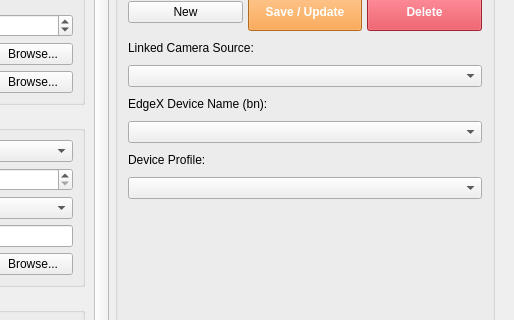
This is src/AIRuntimeView.ui in Dissonance1/edgex-gui as Qt 5 draws it before an edit; both pictures show x 586 to 1100 and y 155 to 475 of the 1100 by 800 pixel window. The edited form follows.
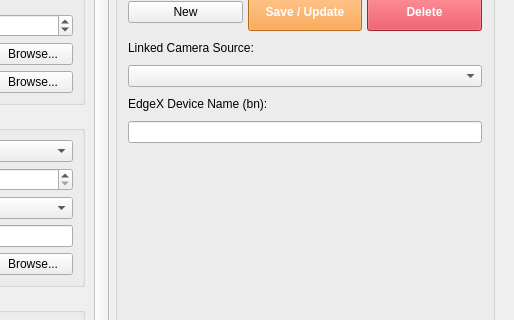
This is the edited form. The open tabs and pages were chosen to show the change.

Commit message: feat: move EdgeX device bn config into profile + robust backend command server lifecycle

```diff
--- a/src/AIRuntimeView.ui
+++ b/src/AIRuntimeView.ui
@@ -324,9 +324,7 @@
           </widget>
          </widget>
         </item><item><widget class="QGroupBox" name="groupProfiles"><property name="title"><string>Inference Profiles (Reuse Settings)</string></property><layout class="QVBoxLayout" name="profileVLayout"><property name="spacing"><number>10</number></property><property name="leftMargin"><number>10</number></property><property name="topMargin"><number>10</number></property><property name="rightMargin"><number>10</number></property><property name="bottomMargin"><number>10</number></property><item><layout class="QHBoxLayout" name="lay1"><item><widget class="QLabel" name="lblSelectProfile"><property name="text"><string>Select Profile:</string></property></widget></item><item><widget class="QComboBox" name="comboProfiles" /></item></layout></item><item><layout class="QHBoxLayout" name="lay2"><item><widget class="QLineEdit" name="editProfileName"><property name="placeholderText"><string>Profile Name...</string></property></widget></item></layout></item><item><layout class="QHBoxLayout" name="lay3"><property name="spacing"><number>5</number></property><item><widget class="QPushButton" name="btnNewProfile"><property name="text"><string>New</string></property></widget></item><item><widget class="QPushButton" name="btnSaveProfile"><property name="text"><string>Save / Update</string></property><property name="styleSheet"><string notr="true">background-color: #F9942A; color: white; font-weight: bold; min-height: 30px;</string></property></widget></item><item><widget class="QPushButton" name="btnDeleteProfile"><property name="text"><string>Delete</string></property><property name="styleSheet"><string notr="true">background-color: #DC3545; color: white; font-weight: bold; min-height: 30px;</string></property></widget></item></layout></item><item><layout class="QVBoxLayout" name="lay4"><item><widget class="QLabel" name="lblProfileCamera"><property name="text"><string>Linked Camera Source:</string></property></widget></item><item><widget class="QComboBox" name="comboProfileCamera" /></item></layout></item><item><layout class="QVBoxLayout" name="profileEdgeXLayout"><item><widget class="QLabel" name="lblProfileEdgeXDevice"><property name="text"><string>EdgeX Device Name (bn):</string></property></widget></item>
-<item><widget class="QComboBox" name="comboEdgeXDevice" /></item>
-<item><widget class="QLabel" name="lblProfileEdgeXProfile"><property name="text"><string>Device Profile:</string></property></widget></item>
-<item><widget class="QComboBox" name="comboEdgeXProfile" /></item>
+<item><widget class="QLineEdit" name="editEdgeXDeviceName" /></item>
 </layout></item><item><spacer name="vSpacer"><property name="orientation"><enum>Qt::Vertical</enum></property><property name="sizeHint" stdset="0"><size><width>20</width><height>40</height></size></property></spacer></item></layout><property name="maximumSize"><size><width>380</width><height>16777215</height></size></property></widget></item></layout></widget>
       <widget class="QWidget" name="cameraSourcesPage">
        <layout class="QVBoxLayout" name="cameraSourcesLayout">
```
The commit also changes 4 other files.
